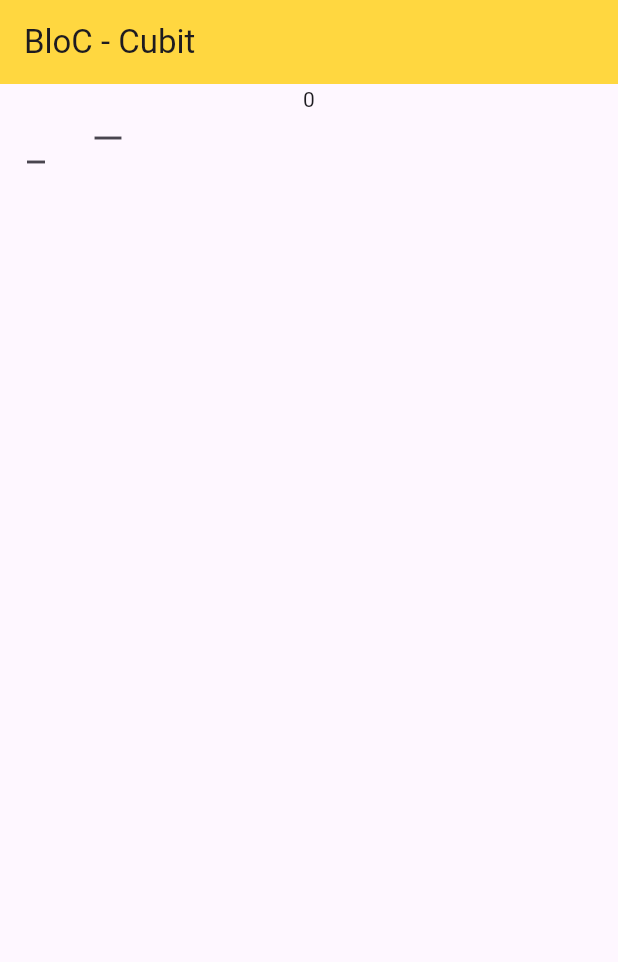
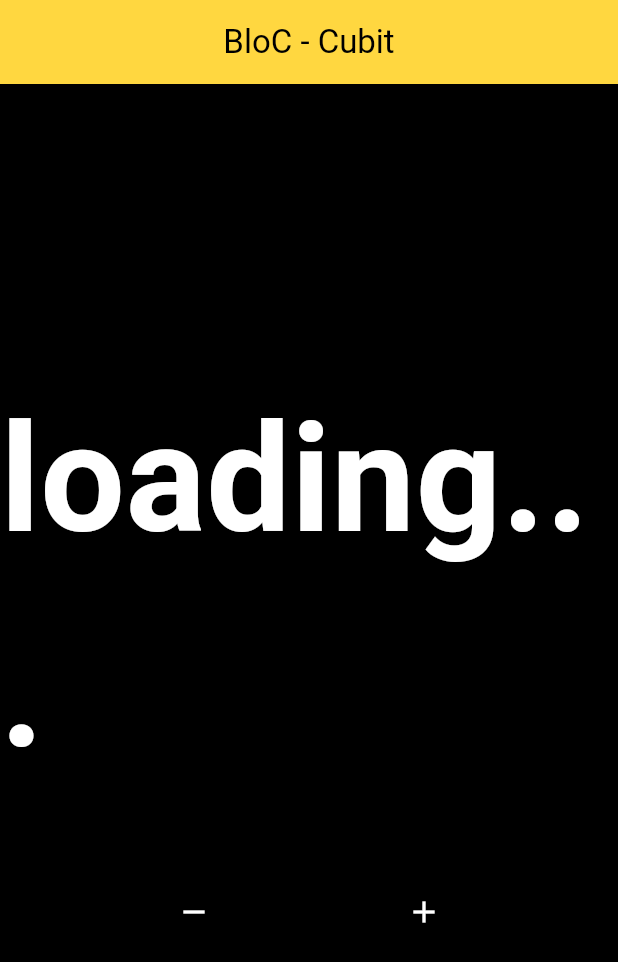
Before and after one commit to rrendryo/Flutter_BloC, a Flutter app: the screen it shows after launch, on a phone screen of 412 x 824 dp. Shown: the top 962 px of the screen. Run offline on Flutter 3.47's test engine with Material 3 defaults, Android fonts, the phone set to English and light mode, and no system bars; our stand-ins replace bloc.

Commit message:
add cubit

```diff
--- a/lib/main.dart
+++ b/lib/main.dart
@@ -1,3 +1,4 @@
+import 'package:bloc/bloc.dart';
 import 'package:flutter/material.dart';
 
 void main() {
@@ -13,33 +14,93 @@ class MyApp extends StatelessWidget {
   }
 }
 
+class CounterCubit extends Cubit<int> {
+  CounterCubit() : super(0);
+
+  void tambahData() {
+    emit(state + 1);
+  }
+
+  void kurangData() {
+    emit(state - 1);
+  }
+}
+
+// ignore: must_be_immutable
 class homePage extends StatelessWidget {
+  CounterCubit mycounter = CounterCubit();
+
   @override
   Widget build(BuildContext context) {
     return Scaffold(
       appBar: AppBar(
-        title: Text('BloC - Cubit'),
+        title: Center(
+          child: Text(
+            'BloC - Cubit',
+            style: TextStyle(color: Colors.black),
+          ),
+        ),
         backgroundColor: Colors.amberAccent,
       ),
-      body: Center(
-        child: Column(
+      backgroundColor: Colors.black,
+      body: Column(
+        mainAxisAlignment: MainAxisAlignment.center,
         children: [
-            Text('0'),
+          StreamBuilder(
+              stream: mycounter.stream,
+              builder: (context, snapshot) {
+                if (snapshot.connectionState == ConnectionState.waiting) {
+                  return Center(
+                    child: Text(
+                      'loading...',
+                      style: TextStyle(
+                        fontSize: 100,
+                        fontWeight: FontWeight.bold,
+                        color: Colors.white,
+                      ),
+                    ),
+                  );
+                } else {
+                  return Center(
+                    child: Text(
+                      "${snapshot.data}",
+                      style: TextStyle(
+                        fontSize: 100,
+                        fontWeight: FontWeight.bold,
+                        color: Colors.white,
+                      ),
+                    ),
+                  );
+                }
+              }),
+          SizedBox(
+            height: 50,
+          ),
           Row(
+            mainAxisAlignment: MainAxisAlignment.spaceEvenly,
             children: [
               IconButton(
-                  onPressed: () {},
-                  icon: Icon(Icons.minimize),
+                onPressed: () {
+                  mycounter.kurangData();
+                },
+                icon: Icon(
+                  Icons.remove,
+                  color: Colors.white,
+                ),
               ),
               IconButton(
-                  onPressed: () {},
-                  icon: Icon(Icons.maximize),
+                onPressed: () {
+                  mycounter.tambahData();
+                },
+                icon: Icon(
+                  Icons.add,
+                  color: Colors.white,
+                ),
               ),
             ],
           ),
         ],
       ),
-      ),
     );
   }
 }
```
Also changed, not shown: pubspec.yaml (+6 -2 lines), pubspec.lock. Lines whose indentation alone changed are shown as unchanged.
